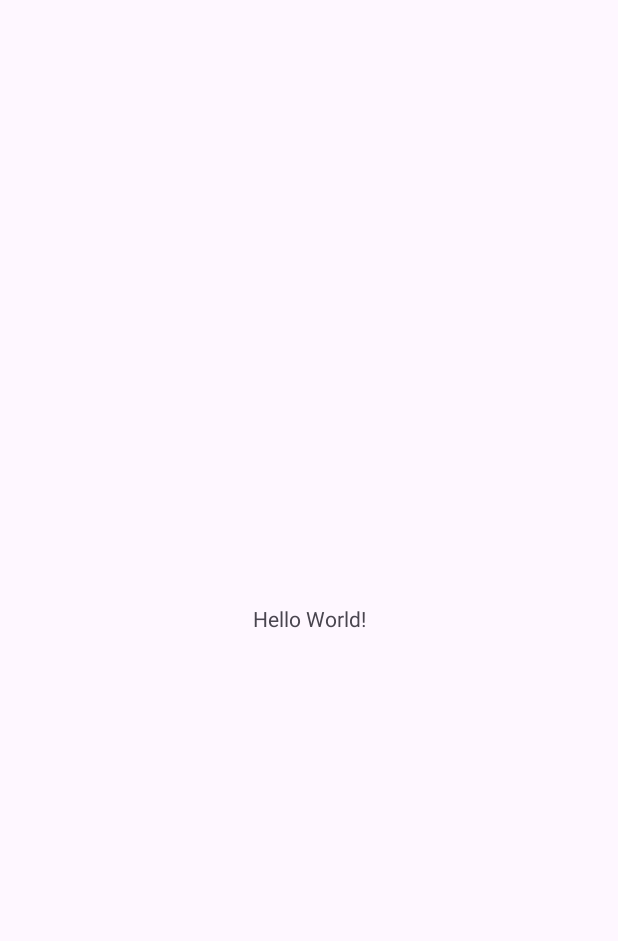
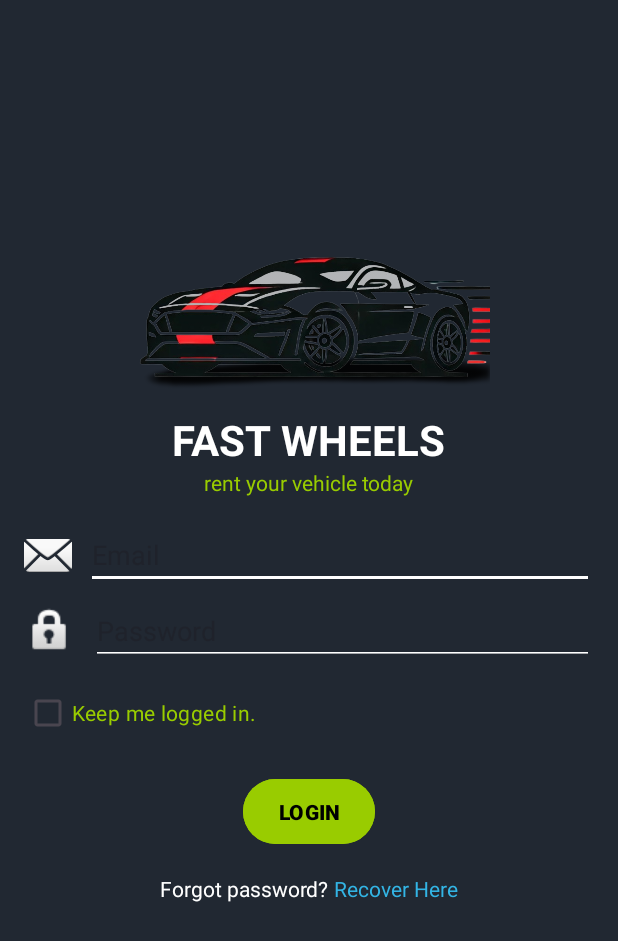
Before and after one commit to maximdudai/FastWheels, an Android app: the screen it shows after launch (MainActivity before the commit, LoginActivity after it), on a phone screen of 412 x 824 dp. Before the commit the part shown is almost empty. Shown: the top 941 px of the screen. Run offline under Robolectric (Android 15) with nearby library versions, the phone set to English and light mode, and no system bars.

Commit message:
Mobile
- Login

```diff
--- a/Mobile/app/src/main/AndroidManifest.xml
+++ b/Mobile/app/src/main/AndroidManifest.xml
@@ -14,6 +14,9 @@
         tools:targetApi="31">
         <activity
             android:name=".MainActivity"
+            android:exported="false" />
+        <activity
+            android:name=".LoginActivity"
             android:exported="true">
             <intent-filter>
                 <action android:name="android.intent.action.MAIN" />
--- /dev/null
+++ b/Mobile/app/src/main/java/pt/ipleiria/estg/dei/fastwheels/LoginActivity.java
@@ -0,0 +1,30 @@
+package pt.ipleiria.estg.dei.fastwheels;
+
+import android.content.Intent;
+import android.os.Bundle;
+import android.view.View;
+import android.widget.EditText;
+
+import androidx.appcompat.app.AppCompatActivity;
+
+public class LoginActivity extends AppCompatActivity {
+
+    private EditText userEmail;
+    private EditText userPassword;
+
+    @Override
+    protected void onCreate(Bundle savedInstanceState) {
+        super.onCreate(savedInstanceState);
+        setContentView(R.layout.login_activity);
+
+        userEmail = findViewById(R.id.emailEditText);
+        userPassword = findViewById(R.id.passwordEditText);
+    }
+
+    public void handleLoginAccount(View v) {
+
+        Intent loginLayout = new Intent(this, MainActivity.class);
+        startActivity(loginLayout);
+
+    }
+}
--- a/Mobile/app/src/main/java/pt/ipleiria/estg/dei/fastwheels/MainActivity.java
+++ b/Mobile/app/src/main/java/pt/ipleiria/estg/dei/fastwheels/MainActivity.java
@@ -13,12 +13,6 @@ public class MainActivity extends AppCompatActivity {
     @Override
     protected void onCreate(Bundle savedInstanceState) {
         super.onCreate(savedInstanceState);
-        EdgeToEdge.enable(this);
         setContentView(R.layout.activity_main);
-        ViewCompat.setOnApplyWindowInsetsListener(findViewById(R.id.main), (v, insets) -> {
-            Insets systemBars = insets.getInsets(WindowInsetsCompat.Type.systemBars());
-            v.setPadding(systemBars.left, systemBars.top, systemBars.right, systemBars.bottom);
-            return insets;
-        });
     }
 }
--- a/Mobile/app/src/main/res/layout/activity_main.xml
+++ b/Mobile/app/src/main/res/layout/activity_main.xml
@@ -7,13 +7,4 @@
     android:layout_height="match_parent"
     tools:context=".MainActivity">
 
-    <TextView
-        android:layout_width="wrap_content"
-        android:layout_height="wrap_content"
-        android:text="Hello World!"
-        app:layout_constraintBottom_toBottomOf="parent"
-        app:layout_constraintEnd_toEndOf="parent"
-        app:layout_constraintStart_toStartOf="parent"
-        app:layout_constraintTop_toTopOf="parent" />
-
 </androidx.constraintlayout.widget.ConstraintLayout>
--- /dev/null
+++ b/Mobile/app/src/main/res/layout/login_activity.xml
@@ -0,0 +1,140 @@
+<?xml version="1.0" encoding="utf-8"?>
+<LinearLayout xmlns:android="http://schemas.android.com/apk/res/android"
+    android:layout_width="match_parent"
+    android:layout_height="match_parent"
+    android:background="@color/secondary_color"
+    android:orientation="vertical"
+    android:padding="16dp">
+
+    <!-- Logo and App Name -->
+    <View
+        android:id="@+id/view2"
+        android:layout_width="match_parent"
+        android:layout_height="150dp" />
+
+    <ImageView
+        android:id="@+id/logoImageView"
+        android:layout_width="wrap_content"
+        android:layout_height="100dp"
+        android:layout_gravity="center"
+        android:src="@drawable/fastwheelslogo" />
+
+    <TextView
+        android:id="@+id/titleTextView"
+        android:layout_width="wrap_content"
+        android:layout_height="wrap_content"
+        android:layout_gravity="center"
+        android:layout_marginTop="8dp"
+        android:text="FAST WHEELS"
+        android:textColor="@android:color/white"
+        android:textSize="28sp"
+        android:textStyle="bold" />
+
+    <TextView
+        android:id="@+id/subtitleTextView"
+        android:layout_width="wrap_content"
+        android:layout_height="wrap_content"
+        android:layout_gravity="center"
+        android:layout_marginBottom="16dp"
+        android:text="rent your vehicle today"
+        android:textColor="@android:color/holo_green_light"
+        android:textSize="14sp" />
+
+    <!-- Email Field -->
+
+    <!-- Password Field -->
+    <LinearLayout
+        android:layout_width="match_parent"
+        android:layout_height="wrap_content"
+        android:layout_marginBottom="5dp"
+        android:orientation="horizontal">
+
+        <ImageView
+            android:id="@+id/emailIcon"
+            android:layout_width="wrap_content"
+            android:layout_height="match_parent"
+            android:src="@android:drawable/ic_dialog_email" />
+
+        <EditText
+            android:id="@+id/emailEditText"
+            android:layout_width="0dp"
+            android:layout_height="wrap_content"
+            android:layout_marginStart="9dp"
+            android:layout_weight="1"
+            android:backgroundTint="@color/white"
+            android:hint="Email"
+            android:inputType="textEmailAddress"
+            android:textColor="@android:color/white" />
+    </LinearLayout>
+
+    <LinearLayout
+        android:layout_width="match_parent"
+        android:layout_height="wrap_content"
+        android:layout_marginBottom="8dp"
+        android:orientation="horizontal">
+
+        <ImageView
+            android:id="@+id/passwordIcon"
+            android:layout_width="35dp"
+            android:layout_height="match_parent"
+            android:src="@android:drawable/ic_lock_idle_lock" />
+
+        <EditText
+            android:id="@+id/passwordEditText"
+            android:layout_width="0dp"
+            android:layout_height="wrap_content"
+            android:layout_marginStart="9dp"
+            android:layout_weight="1"
+            android:backgroundTint="@android:color/white"
+            android:hint="Password"
+            android:inputType="textPassword"
+            android:textColor="@android:color/white" />
+    </LinearLayout>
+
+    <!-- Keep Me Logged In Checkbox -->
+    <CheckBox
+        android:id="@+id/keepLoggedInCheckbox"
+        android:layout_width="wrap_content"
+        android:layout_height="wrap_content"
+        android:layout_marginBottom="16dp"
+        android:text="Keep me logged in."
+        android:textColor="@android:color/holo_green_light" />
+
+    <!-- Login Button -->
+    <Button
+        android:id="@+id/loginButton"
+        android:layout_width="wrap_content"
+        android:layout_height="wrap_content"
+        android:layout_gravity="center"
+        android:layout_marginBottom="16dp"
+        android:backgroundTint="@android:color/holo_green_light"
+        android:onClick="handleLoginAccount"
+        android:padding="12dp"
+        android:text="LOGIN"
+        android:textColor="@android:color/black"
+        android:textStyle="bold" />
+
+    <!-- Forgot Password -->
+    <LinearLayout
+        android:layout_width="wrap_content"
+        android:layout_height="wrap_content"
+        android:layout_gravity="center"
+        android:orientation="horizontal">
+
+        <TextView
+            android:id="@+id/forgotPasswordLabel"
+            android:layout_width="wrap_content"
+            android:layout_height="wrap_content"
+            android:text="Forgot password? "
+            android:textColor="@android:color/white" />
+
+        <TextView
+            android:id="@+id/recoverHereLabel"
+            android:layout_width="wrap_content"
+            android:layout_height="wrap_content"
+            android:clickable="true"
+            android:text="Recover Here"
+            android:textColor="@android:color/holo_blue_light" />
+    </LinearLayout>
+
+</LinearLayout>
--- a/Mobile/app/src/main/res/values/colors.xml
+++ b/Mobile/app/src/main/res/values/colors.xml
@@ -2,4 +2,6 @@
 <resources>
     <color name="black">#FF000000</color>
     <color name="white">#FFFFFFFF</color>
+    <color name="main_color">#FF7500</color>
+    <color name="secondary_color">#212832</color>
 </resources>
```
Also changed, not shown: Mobile/app/src/main/res/drawable/fastwheelslogo.png (added), Mobile/app/src/main/res/drawable/fwlogo.png (added), 1 other file.
